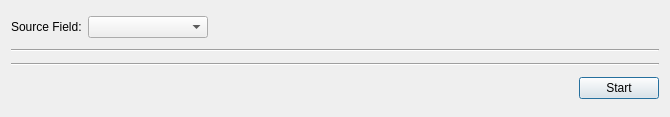
This is designer/form.ui in kelciour/batch-download-pictures-from-google-images as Qt 5 draws it before an edit. The edited form follows.
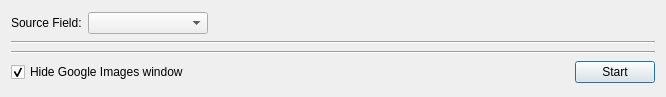
This is the edited form.

Commit message: Use Qt WebEngine to get Goolge Search results

The edit to the form file:
```diff
--- a/designer/form.ui
+++ b/designer/form.ui
@@ -6,8 +6,8 @@
    <rect>
     <x>0</x>
     <y>0</y>
-    <width>670</width>
-    <height>117</height>
+    <width>666</width>
+    <height>97</height>
    </rect>
   </property>
   <property name="windowTitle">
@@ -67,6 +67,16 @@
    </item>
    <item>
     <layout class="QHBoxLayout" name="horizontalLayout_3">
+     <item>
+      <widget class="QCheckBox" name="cbHideWindow">
+       <property name="text">
+        <string>Hide Google Images window</string>
+       </property>
+       <property name="checked">
+        <bool>true</bool>
+       </property>
+      </widget>
+     </item>
      <item>
       <spacer name="horizontalSpacer_2">
        <property name="orientation">
```
The commit also changes 2 other files.
